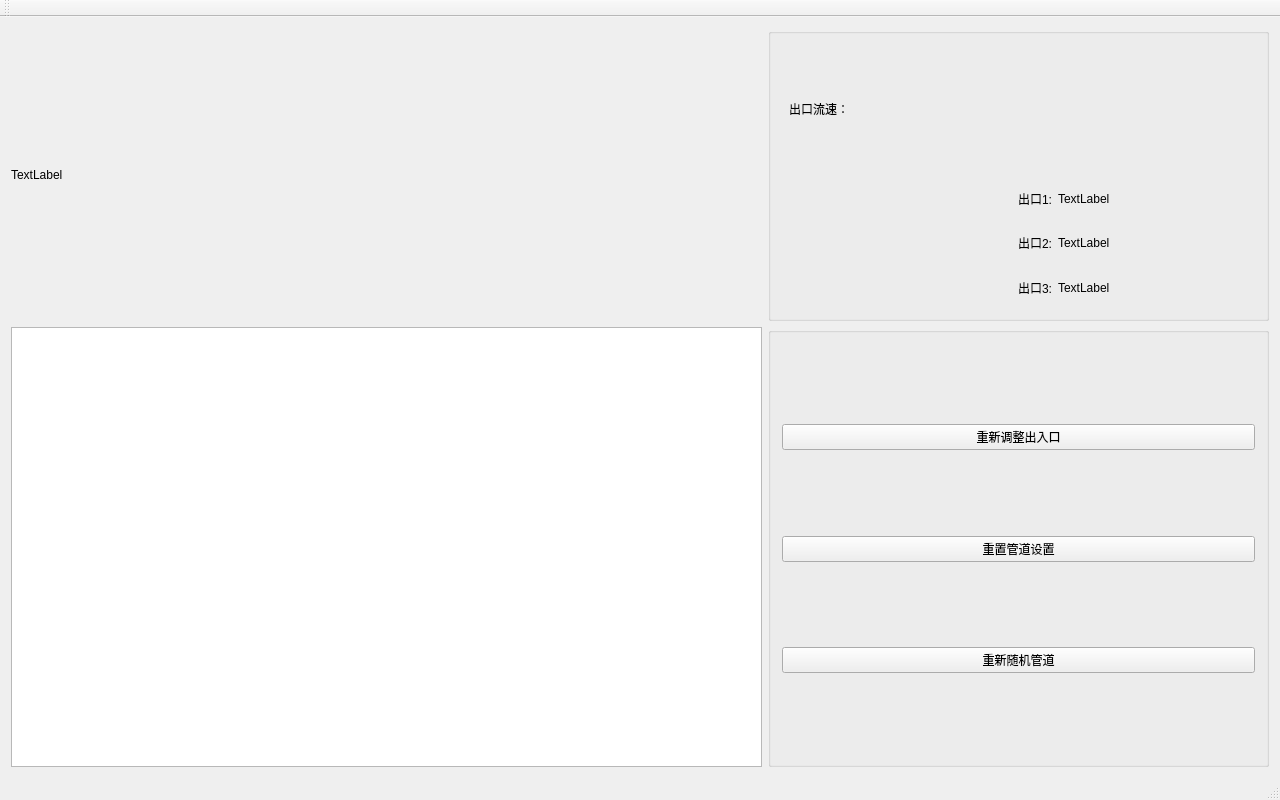
Qt form mainwindow.ui (renzibei/Flow_Simulate) before a commit.
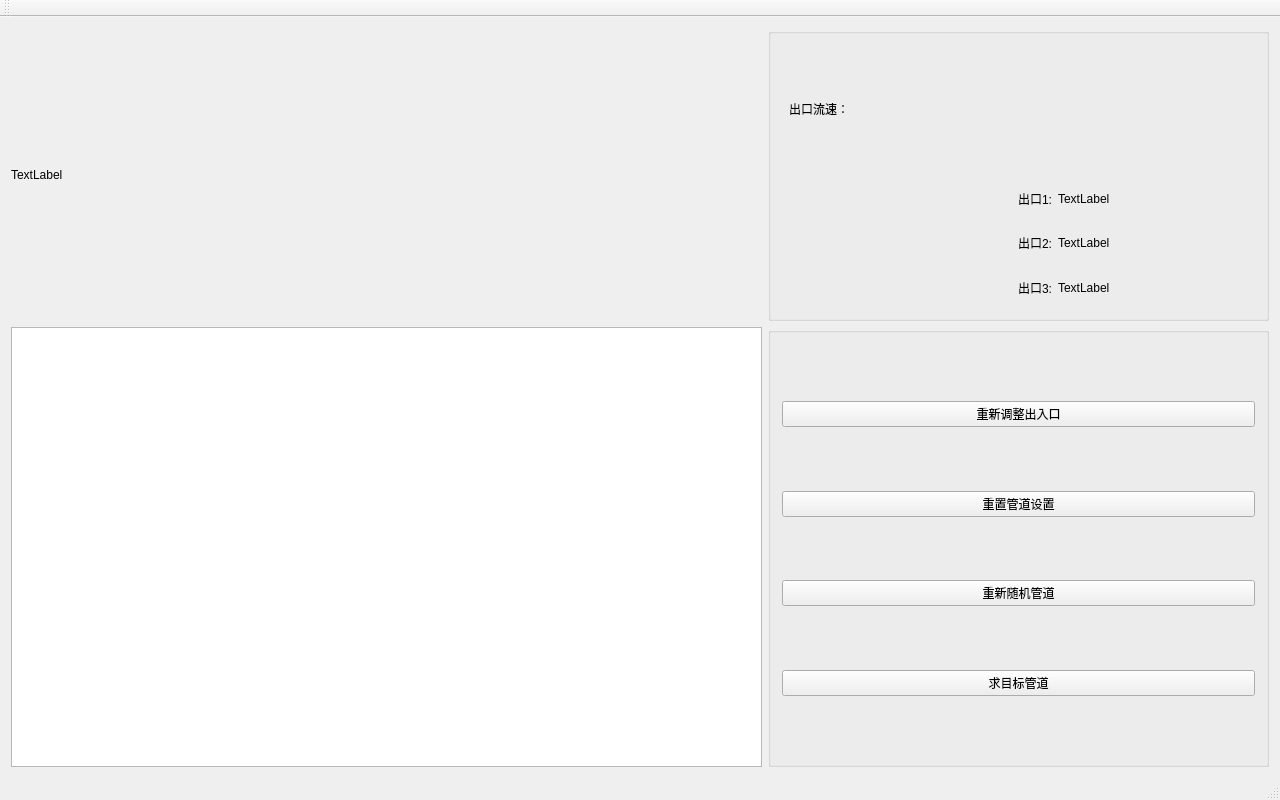
The same form after that commit.

Diff of the .ui file:
```diff
--- a/mainwindow.ui
+++ b/mainwindow.ui
@@ -85,6 +85,26 @@
              </property>
             </widget>
            </item>
+           <item>
+            <spacer name="verticalSpacer_5">
+             <property name="orientation">
+              <enum>Qt::Vertical</enum>
+             </property>
+             <property name="sizeHint" stdset="0">
+              <size>
+               <width>20</width>
+               <height>40</height>
+              </size>
+             </property>
+            </spacer>
+           </item>
+           <item>
+            <widget class="QPushButton" name="generateRequestButton">
+             <property name="text">
+              <string>求目标管道</string>
+             </property>
+            </widget>
+           </item>
            <item>
             <spacer name="verticalSpacer_4">
              <property name="orientation">
```
